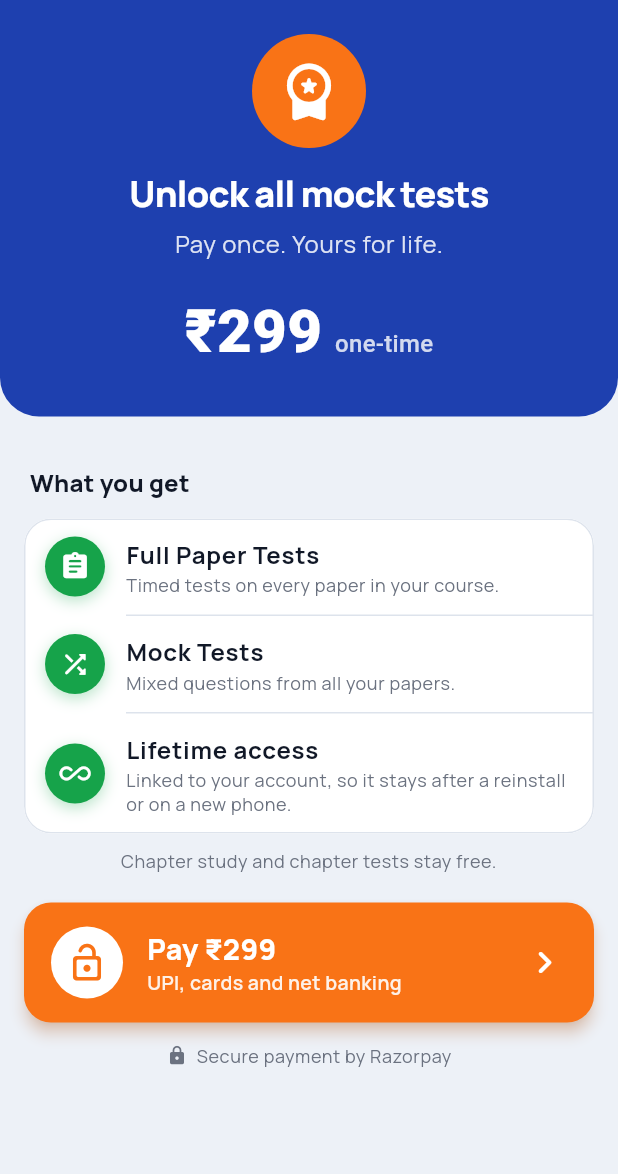
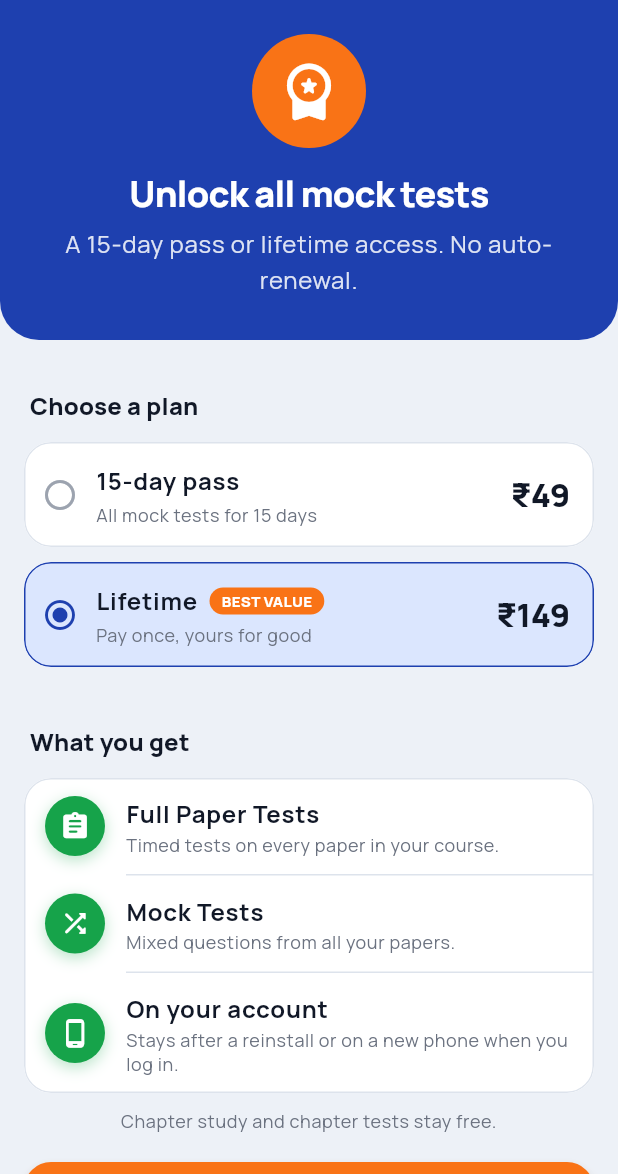
Before and after one commit to Sajeercherukottayil/CostMaster, a Flutter app: the PremiumScreen screen opened directly, on a phone screen of 412 x 824 dp, the part 62-1236 px from its top. Run offline on Flutter 3.47's test engine with Material 3 defaults, Android fonts, the phone set to English and light mode, and no system bars; our stand-ins replace cloud_firestore, firebase_auth, firebase_core, shared_preferences; missing offline and left inert: razorpay_flutter; accounts and stored records are empty.

Commit message:
Offer a 15-day Premium pass (₹49) alongside lifetime (₹149)
The server takes the chosen plan when creating an order and records an
expiry for 15-day passes; a pass bought while one is running starts when
it ends, and lifetime is never cut short. An order already marked paid is
not granted twice, so the app and the webhook cannot add 15 days each.
Entitlements without an expiry stay lifetime.

The app shows both plans, treats a pass as active only until it ends
(even with the app open), and shows the end date on Profile.

Co-Authored-By: Claude Opus 5.5 <noreply@anthropic.com>

```diff
--- a/lib/main.dart
+++ b/lib/main.dart
@@ -151,11 +151,7 @@ class _Gate extends StatefulWidget {
   final AppState state;
   final PremiumState premium;
 
-  const _Gate({
-    required this.auth,
-    required this.state,
-    required this.premium,
-  });
+  const _Gate({required this.auth, required this.state, required this.premium});
 
   @override
   State<_Gate> createState() => _GateState();
--- a/lib/screens/premium_screen.dart
+++ b/lib/screens/premium_screen.dart
@@ -4,6 +4,7 @@ import '../services/auth_service.dart';
 import '../services/premium_service.dart';
 import '../state/app_state.dart';
 import '../theme.dart';
+import '../utils/time_format.dart';
 import '../widgets/ui.dart';
 
 /// Opens the page from [builder] if the student has Premium. Otherwise shows
@@ -22,7 +23,7 @@ Future<void> openWithPremium(
   await navigator.push(MaterialPageRoute(builder: builder));
 }
 
-/// Explains Premium and takes the one-time payment.
+/// Explains Premium, offers its plans and takes the payment.
 class PremiumScreen extends StatefulWidget {
   const PremiumScreen({super.key});
 
@@ -31,21 +32,28 @@ class PremiumScreen extends StatefulWidget {
 }
 
 class _PremiumScreenState extends State<PremiumScreen> {
+  PremiumPlan _plan = PremiumPlan.lifetime;
   bool _busy = false;
   bool _closing = false;
   String? _error;
+
+  /// The status before the latest payment, so the screen closes once the
+  /// server's grant changes it. Null until the student pays.
+  PremiumStatus? _paidFrom;
 
   Future<void> _buy() async {
     final premium = PremiumScope.read(context);
     final email = AuthScope.of(context).currentUser?.email ?? '';
     final name = AppScope.read(context).profile?.name ?? '';
+    final before = premium.status;
     setState(() {
       _busy = true;
       _error = null;
     });
     try {
-      await premium.service.buy(email: email, name: name);
+      await premium.service.buy(plan: _plan, email: email, name: name);
       // The screen closes once the server's grant arrives (see build).
+      if (mounted) setState(() => _paidFrom = before);
     } on PremiumException catch (e) {
       if (mounted) setState(() => _error = e.message);
     } finally {
@@ -57,13 +65,25 @@ class _PremiumScreenState extends State<PremiumScreen> {
   Widget build(BuildContext context) {
     final theme = Theme.of(context);
     final premium = PremiumScope.of(context);
+    final status = premium.status;
+    final passEnds = premium.isActive ? status.expiresAt : null;
 
-    if (premium.isActive && !_closing) {
+    final granted =
+        _paidFrom != null && premium.isActive && status != _paidFrom;
+    if (granted && !_closing) {
       _closing = true;
       WidgetsBinding.instance.addPostFrameCallback((_) {
         if (!mounted) return;
+        final ends = PremiumScope.read(context).status.expiresAt;
         ScaffoldMessenger.of(context).showSnackBar(
-          const SnackBar(content: Text('Premium unlocked. Enjoy your tests!')),
+          SnackBar(
+            content: Text(
+              ends == null
+                  ? 'Lifetime Premium unlocked. Enjoy your tests!'
+                  : 'Premium unlocked until ${formatDate(ends)}. '
+                        'Enjoy your tests!',
+            ),
+          ),
         );
         Navigator.of(context).pop(true);
       });
@@ -85,44 +105,27 @@ class _PremiumScreenState extends State<PremiumScreen> {
                     color: AppColors.cta,
                     shape: BoxShape.circle,
                   ),
-                  child: const Icon(Icons.workspace_premium_rounded,
-                      color: Colors.white, size: 44),
+                  child: const Icon(
+                    Icons.workspace_premium_rounded,
+                    color: Colors.white,
+                    size: 44,
+                  ),
                 ),
                 const SizedBox(height: 14),
                 Text(
                   'Unlock all mock tests',
                   textAlign: TextAlign.center,
-                  style: theme.textTheme.headlineSmall
-                      ?.copyWith(color: Colors.white),
+                  style: theme.textTheme.headlineSmall?.copyWith(
+                    color: Colors.white,
+                  ),
                 ),
                 const SizedBox(height: 6),
                 Text(
-                  'Pay once. Yours for life.',
+                  'A 15-day pass or lifetime access. No auto-renewal.',
+                  textAlign: TextAlign.center,
                   style: theme.textTheme.bodyLarge?.copyWith(
                     color: Colors.white.withValues(alpha: 0.85),
                   ),
-                ),
-                const SizedBox(height: 18),
-                Text.rich(
-                  TextSpan(
-                    children: [
-                      const TextSpan(
-                        text: '₹$premiumPriceRupees',
-                        style: TextStyle(
-                          fontSize: 40,
-                          fontWeight: FontWeight.w800,
-                        ),
-                      ),
-                      TextSpan(
-                        text: '  one-time',
-                        style: TextStyle(
-                          fontSize: 16,
-                          color: Colors.white.withValues(alpha: 0.8),
-                        ),
-                      ),
-                    ],
-                  ),
-                  style: const TextStyle(color: Colors.white),
                 ),
               ],
             ),
@@ -132,6 +135,28 @@ class _PremiumScreenState extends State<PremiumScreen> {
             child: Column(
               crossAxisAlignment: CrossAxisAlignment.stretch,
               children: [
+                if (passEnds != null) ...[
+                  const SizedBox(height: 16),
+                  Panel(
+                    color: AppColors.successSoft,
+                    padding: const EdgeInsets.all(12),
+                    child: Text(
+                      'Your pass is active until ${formatDate(passEnds)}. '
+                      'Another 15-day pass adds 15 days after that; '
+                      'Lifetime replaces it.',
+                      style: theme.textTheme.bodyMedium,
+                    ),
+                  ),
+                ],
+                const SectionHeader('Choose a plan'),
+                for (final plan in PremiumPlan.values) ...[
+                  _PlanCard(
+                    plan: plan,
+                    selected: plan == _plan,
+                    onTap: _busy ? null : () => setState(() => _plan = plan),
+                  ),
+                  const SizedBox(height: 10),
+                ],
                 const SectionHeader('What you get'),
                 const Card(
                   child: Column(
@@ -149,10 +174,11 @@ class _PremiumScreenState extends State<PremiumScreen> {
                       ),
                       Divider(indent: 68),
                       _Benefit(
-                        icon: Icons.all_inclusive_rounded,
-                        title: 'Lifetime access',
-                        text: 'Linked to your account, so it stays after a '
-                            'reinstall or on a new phone.',
+                        icon: Icons.phone_android_rounded,
+                        title: 'On your account',
+                        text:
+                            'Stays after a reinstall or on a new phone when '
+                            'you log in.',
                       ),
                     ],
                   ),
@@ -161,8 +187,9 @@ class _PremiumScreenState extends State<PremiumScreen> {
                 Text(
                   'Chapter study and chapter tests stay free.',
                   textAlign: TextAlign.center,
-                  style:
-                      theme.textTheme.bodySmall?.copyWith(color: AppColors.muted),
+                  style: theme.textTheme.bodySmall?.copyWith(
+                    color: AppColors.muted,
+                  ),
                 ),
                 const SizedBox(height: 20),
                 if (_error != null) ...[
@@ -171,8 +198,10 @@ class _PremiumScreenState extends State<PremiumScreen> {
                     padding: const EdgeInsets.all(12),
                     child: Row(
                       children: [
-                        const Icon(Icons.error_outline_rounded,
-                            color: AppColors.danger),
+                        const Icon(
+                          Icons.error_outline_rounded,
+                          color: AppColors.danger,
+                        ),
                         const SizedBox(width: 10),
                         Expanded(
                           child: Text(
@@ -197,7 +226,7 @@ class _PremiumScreenState extends State<PremiumScreen> {
                       style: theme.textTheme.bodyMedium,
                     ),
                   )
-                else if (_busy)
+                else if (_busy || _paidFrom != null)
                   const Padding(
                     padding: EdgeInsets.symmetric(vertical: 12),
                     child: Column(
@@ -211,21 +240,33 @@ class _PremiumScreenState extends State<PremiumScreen> {
                 else
                   BigActionButton(
                     icon: Icons.lock_open_rounded,
-                    label: 'Pay ₹$premiumPriceRupees',
+                    label: 'Pay ₹${_plan.rupees}',
                     caption: 'UPI, cards and net banking',
                     onPressed: _buy,
                   ),
                 const SizedBox(height: 14),
+                Text(
+                  'One-time payment. Payments are non-refundable.',
+                  textAlign: TextAlign.center,
+                  style: theme.textTheme.bodySmall?.copyWith(
+                    color: AppColors.muted,
+                  ),
+                ),
+                const SizedBox(height: 6),
                 Row(
                   mainAxisAlignment: MainAxisAlignment.center,
                   children: [
-                    const Icon(Icons.lock_rounded,
-                        size: 14, color: AppColors.muted),
+                    const Icon(
+                      Icons.lock_rounded,
+                      size: 14,
+                      color: AppColors.muted,
+                    ),
                     const SizedBox(width: 6),
                     Text(
                       'Secure payment by Razorpay',
-                      style: theme.textTheme.bodySmall
-                          ?.copyWith(color: AppColors.muted),
+                      style: theme.textTheme.bodySmall?.copyWith(
+                        color: AppColors.muted,
+                      ),
                     ),
                   ],
                 ),
@@ -233,6 +274,95 @@ class _PremiumScreenState extends State<PremiumScreen> {
             ),
           ),
         ],
+      ),
+    );
+  }
+}
+
+/// One plan to choose, with its price.
+class _PlanCard extends StatelessWidget {
+  final PremiumPlan plan;
+  final bool selected;
+  final VoidCallback? onTap;
+
+  const _PlanCard({required this.plan, required this.selected, this.onTap});
+
+  @override
+  Widget build(BuildContext context) {
+    final theme = Theme.of(context);
+    final lifetime = plan.days == null;
+    return Semantics(
+      selected: selected,
+      button: true,
+      child: Panel(
+        onTap: onTap,
+        borderColor: selected ? AppColors.brand : null,
+        color: selected ? AppColors.accentSoft : null,
+        padding: const EdgeInsets.fromLTRB(12, 14, 16, 14),
+        child: Row(
+          children: [
+            Icon(
+              selected
+                  ? Icons.radio_button_checked_rounded
+                  : Icons.radio_button_off_rounded,
+              color: selected ? AppColors.brand : AppColors.faint,
+            ),
+            const SizedBox(width: 12),
+            Expanded(
+              child: Column(
+                crossAxisAlignment: CrossAxisAlignment.start,
+                children: [
+                  Row(
+                    children: [
+                      Text(
+                        plan.title,
+                        style: theme.textTheme.bodyLarge?.copyWith(
+                          fontWeight: FontWeight.w700,
+                        ),
+                      ),
+                      if (lifetime) ...[
+                        const SizedBox(width: 8),
+                        Container(
+                          padding: const EdgeInsets.symmetric(
+                            horizontal: 8,
+                            vertical: 2,
+                          ),
+                          decoration: BoxDecoration(
+                            color: AppColors.cta,
+                            borderRadius: BorderRadius.circular(99),
+                          ),
+                          child: const Text(
+                            'BEST VALUE',
+                            style: TextStyle(
+                              color: Colors.white,
+                              fontSize: 10,
+                              fontWeight: FontWeight.w800,
+                            ),
+                          ),
+                        ),
+                      ],
+                    ],
+                  ),
+                  const SizedBox(height: 2),
+                  Text(
+                    lifetime
+                        ? 'Pay once, yours for good'
+                        : 'All mock tests for ${plan.days} days',
+                    style: theme.textTheme.bodySmall?.copyWith(
+                      color: AppColors.muted,
+                    ),
+                  ),
+                ],
+              ),
+            ),
+            Text(
+              '₹${plan.rupees}',
+              style: theme.textTheme.titleLarge?.copyWith(
+                fontWeight: FontWeight.w800,
+              ),
+            ),
+          ],
+        ),
       ),
     );
   }
@@ -262,13 +392,17 @@ class _Benefit extends StatelessWidget {
             child: Column(
               crossAxisAlignment: CrossAxisAlignment.start,
               children: [
-                Text(title,
-                    style: theme.textTheme.bodyLarge
-                        ?.copyWith(fontWeight: FontWeight.w700)),
+                Text(
+                  title,
+                  style: theme.textTheme.bodyLarge?.copyWith(
+                    fontWeight: FontWeight.w700,
+                  ),
+                ),
                 Text(
                   text,
-                  style:
-                      theme.textTheme.bodySmall?.copyWith(color: AppColors.muted),
+                  style: theme.textTheme.bodySmall?.copyWith(
+                    color: AppColors.muted,
+                  ),
                 ),
               ],
             ),
--- a/lib/services/premium_service.dart
+++ b/lib/services/premium_service.dart
@@ -8,9 +8,54 @@ import 'package:flutter/widgets.dart';
 import 'package:http/http.dart' as http;
 import 'package:razorpay_flutter/razorpay_flutter.dart';
 
-/// One payment unlocks every mock test, for life. Keep in step with
-/// PREMIUM.amountPaise in server/lib/payments.js, which is what is charged.
-const premiumPriceRupees = 299;
+/// The ways to buy Premium, each a one-time payment that unlocks every mock
+/// test. Keep in step with PLANS in server/lib/payments.js, which is what is
+/// charged.
+enum PremiumPlan {
+  pass15(id: 'pass15', rupees: 49, days: 15, title: '15-day pass'),
+  lifetime(id: 'lifetime', rupees: 149, days: null, title: 'Lifetime');
+
+  /// The plan id the payment server knows it by.
+  final String id;
+  final int rupees;
+
+  /// How long it lasts, or null for lifetime.
+  final int? days;
+  final String title;
+
+  const PremiumPlan({
+    required this.id,
+    required this.rupees,
+    required this.days,
+    required this.title,
+  });
+}
+
+/// What entitlements/{uid} says about an account's Premium.
+class PremiumStatus {
+  final bool premium;
+
+  /// When a 15-day pass ends; null for lifetime.
+  final DateTime? expiresAt;
+
+  const PremiumStatus({required this.premium, this.expiresAt});
+
+  static const none = PremiumStatus(premium: false);
+
+  bool get isLifetime => premium && expiresAt == null;
+
+  bool activeAt(DateTime now) =>
+      premium && (expiresAt == null || now.isBefore(expiresAt!));
+
+  @override
+  bool operator ==(Object other) =>
+      other is PremiumStatus &&
+      other.premium == premium &&
+      other.expiresAt == expiresAt;
+
+  @override
+  int get hashCode => Object.hash(premium, expiresAt);
+}
 
 class PremiumException implements Exception {
   final String message;
@@ -23,15 +68,19 @@ class PremiumException implements Exception {
 
 /// Whether an account has CostMaster Premium, and buying it.
 abstract class PremiumService {
-  /// Emits whether [uid] has premium, and again whenever that changes.
-  Stream<bool> watch(String uid);
+  /// Emits the premium status of [uid], and again whenever it changes.
+  Stream<PremiumStatus> watch(String uid);
 
   /// False where payments are not offered, e.g. the website for now.
   bool get canBuyHere;
 
-  /// Takes the payment and waits until the server has granted premium.
+  /// Takes the payment for [plan] and waits until the server has granted it.
   /// Throws [PremiumException] with a message for the student on failure.
-  Future<void> buy({required String email, required String name});
+  Future<void> buy({
+    required PremiumPlan plan,
+    required String email,
+    required String name,
+  });
 }
 
 /// Where the payment server (server/ in this repo, hosted on Vercel) runs.
@@ -45,15 +94,24 @@ class FirebasePremiumService implements PremiumService {
       !kIsWeb && defaultTargetPlatform == TargetPlatform.android;
 
   @override
-  Stream<bool> watch(String uid) => FirebaseFirestore.instance
-      .doc('entitlements/$uid')
-      .snapshots()
-      .map((s) => s.data()?['premium'] == true);
+  Stream<PremiumStatus> watch(String uid) =>
+      FirebaseFirestore.instance.doc('entitlements/$uid').snapshots().map((s) {
+        final data = s.data();
+        if (data == null) return PremiumStatus.none;
+        return PremiumStatus(
+          premium: data['premium'] == true,
+          expiresAt: (data['expiresAt'] as Timestamp?)?.toDate(),
+        );
+      });
 
   @override
-  Future<void> buy({required String email, required String name}) async {
-    final order = await _post('create-order', const {});
-    final paid = await _checkout(order, email: email, name: name);
+  Future<void> buy({
+    required PremiumPlan plan,
+    required String email,
+    required String name,
+  }) async {
+    final order = await _post('create-order', {'plan': plan.id});
+    final paid = await _checkout(order, plan, email: email, name: name);
     try {
       await _post('verify-payment', {
         'orderId': paid.orderId,
@@ -111,7 +169,8 @@ class FirebasePremiumService implements PremiumService {
   }
 
   Future<PaymentSuccessResponse> _checkout(
-    Map<String, dynamic> order, {
+    Map<String, dynamic> order,
+    PremiumPlan plan, {
     required String email,
     required String name,
   }) {
@@ -147,7 +206,9 @@ class FirebasePremiumService implements PremiumService {
       'amount': order['amountPaise'],
       'currency': order['currency'],
       'name': 'CostMaster',
-      'description': 'Premium – all mock tests, lifetime',
+      'description': plan.days == null
+          ? 'Premium – all mock tests, lifetime'
+          : 'Premium – all mock tests, ${plan.days} days',
       'prefill': {'email': email, 'name': name},
       'theme': {'color': '#1E40AF'},
     });
@@ -158,13 +219,22 @@ class FirebasePremiumService implements PremiumService {
 /// The signed-in account's premium status, for the widgets.
 class PremiumState extends ChangeNotifier {
   final PremiumService service;
-  StreamSubscription<bool>? _sub;
+
+  /// The current time; replaced in tests.
+  final DateTime Function() _now;
+  StreamSubscription<PremiumStatus>? _sub;
+  Timer? _expiry;
   String? _uid;
-  bool _active = false;
+  PremiumStatus _status = PremiumStatus.none;
 
-  PremiumState(this.service);
+  PremiumState(this.service, {DateTime Function()? now})
+    : _now = now ?? DateTime.now;
 
-  bool get isActive => _active;
+  PremiumStatus get status => _status;
+
+  /// Whether Premium is active now. A 15-day pass stops being active when
+  /// it ends, even if the app stays open.
+  bool get isActive => _status.activeAt(_now());
 
   /// Follows the premium status of [uid], or none when signed out.
   void bind(String? uid) {
@@ -172,7 +242,7 @@ class PremiumState extends ChangeNotifier {
     _uid = uid;
     _sub?.cancel();
     _sub = null;
-    _set(false);
+    _set(PremiumStatus.none);
     if (uid != null) {
       _sub = service
           .watch(uid)
@@ -185,15 +255,23 @@ class PremiumState extends ChangeNotifier {
     }
   }
 
-  void _set(bool value) {
-    if (value == _active) return;
-    _active = value;
+  void _set(PremiumStatus value) {
+    _expiry?.cancel();
+    _expiry = null;
+    final ends = value.expiresAt;
+    if (value.premium && ends != null) {
+      final left = ends.difference(_now());
+      if (left > Duration.zero) _expiry = Timer(left, notifyListeners);
+    }
+    if (value == _status) return;
+    _status = value;
     notifyListeners();
   }
 
   @override
   void dispose() {
     _sub?.cancel();
+    _expiry?.cancel();
     super.dispose();
   }
 }
```
Also changed, not shown: lib/screens/profile_screen.dart (+13 -8 lines), 6 other files.
